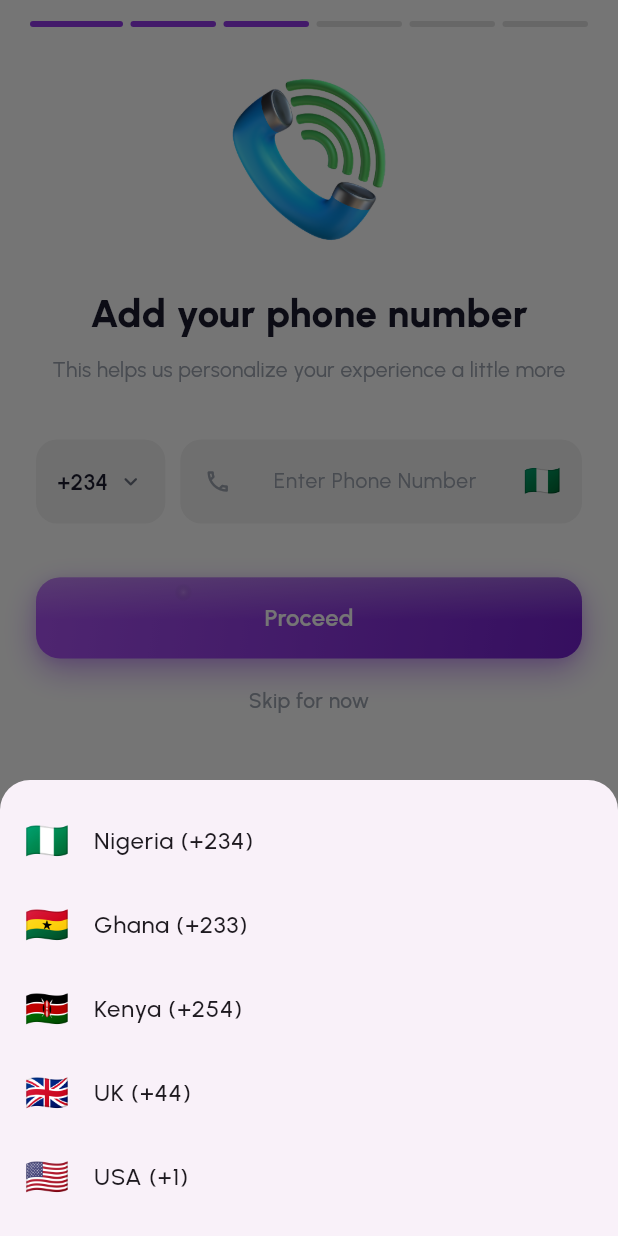
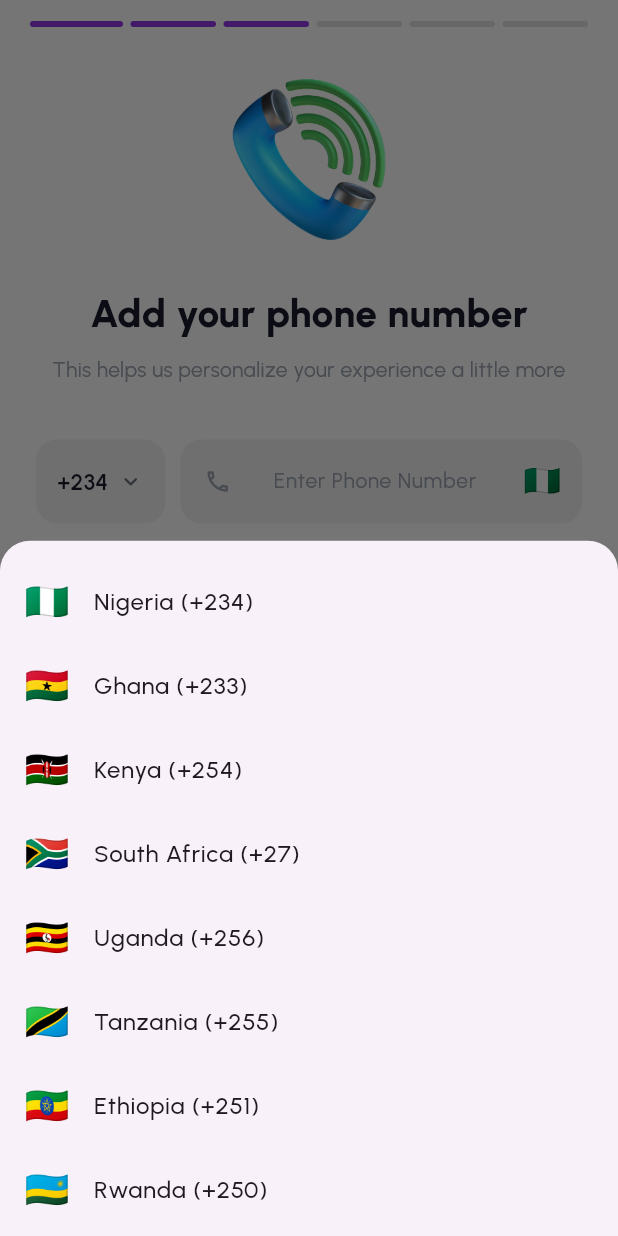
Before and after one commit to officialplanovar/planovar-flutter-mobile-and-web-client, a Flutter app: the PhoneScreen screen opened by its route, after a tap on "+234", on a phone screen of 412 x 824 dp. Run offline on Flutter 3.47's test engine with Material 3 defaults, Android fonts, the phone set to English and light mode, and no system bars; our stand-ins replace app_links, cached_network_image, dio, equatable, flutter_bloc, flutter_secure_storage and 10 more; missing offline and left inert: dart:html, livekit_client; accounts and stored records are empty; network calls fail.

Commit message:
feat(client): country-code picker with many countries on phone entry
Expand the phone screen's dial-code list from 5 to ~40 countries via a shared
kDialCodes list, so users abroad can register.

```diff
--- a/lib/features/auth/screens/phone_screen.dart
+++ b/lib/features/auth/screens/phone_screen.dart
@@ -7,6 +7,7 @@ import '../../../core/theme/app_colors.dart';
 import '../../../shared/widgets/auth_illustration.dart';
 import '../../../shared/widgets/auth_step_bar.dart';
 import '../../../shared/widgets/glossy_button.dart';
+import '../../../shared/data/dial_codes.dart';
 import '../data/auth_repository.dart';
 
 class PhoneScreen extends StatefulWidget {
@@ -39,13 +40,7 @@ class _PhoneScreenState extends State<PhoneScreen> {
     }
   }
 
-  static const _dialCodes = [
-    (code: '+234', flag: '🇳🇬', label: 'Nigeria'),
-    (code: '+233', flag: '🇬🇭', label: 'Ghana'),
-    (code: '+254', flag: '🇰🇪', label: 'Kenya'),
-    (code: '+44', flag: '🇬🇧', label: 'UK'),
-    (code: '+1', flag: '🇺🇸', label: 'USA'),
-  ];
+  static const _dialCodes = kDialCodes;
 
   String _dialCode = '+234';
   String _flagEmoji = '🇳🇬';
--- /dev/null
+++ b/lib/shared/data/dial_codes.dart
@@ -0,0 +1,45 @@
+/// International dialing codes for the phone-number pickers. Nigeria first
+/// (the default region); a broad set so users abroad can register too.
+typedef DialCode = ({String code, String flag, String label});
+
+const List<DialCode> kDialCodes = [
+  (code: '+234', flag: '🇳🇬', label: 'Nigeria'),
+  (code: '+233', flag: '🇬🇭', label: 'Ghana'),
+  (code: '+254', flag: '🇰🇪', label: 'Kenya'),
+  (code: '+27', flag: '🇿🇦', label: 'South Africa'),
+  (code: '+256', flag: '🇺🇬', label: 'Uganda'),
+  (code: '+255', flag: '🇹🇿', label: 'Tanzania'),
+  (code: '+251', flag: '🇪🇹', label: 'Ethiopia'),
+  (code: '+250', flag: '🇷🇼', label: 'Rwanda'),
+  (code: '+237', flag: '🇨🇲', label: 'Cameroon'),
+  (code: '+225', flag: '🇨🇮', label: "Côte d'Ivoire"),
+  (code: '+221', flag: '🇸🇳', label: 'Senegal'),
+  (code: '+20', flag: '🇪🇬', label: 'Egypt'),
+  (code: '+212', flag: '🇲🇦', label: 'Morocco'),
+  (code: '+1', flag: '🇺🇸', label: 'United States'),
+  (code: '+1', flag: '🇨🇦', label: 'Canada'),
+  (code: '+44', flag: '🇬🇧', label: 'United Kingdom'),
+  (code: '+353', flag: '🇮🇪', label: 'Ireland'),
+  (code: '+33', flag: '🇫🇷', label: 'France'),
+  (code: '+49', flag: '🇩🇪', label: 'Germany'),
+  (code: '+39', flag: '🇮🇹', label: 'Italy'),
+  (code: '+34', flag: '🇪🇸', label: 'Spain'),
+  (code: '+31', flag: '🇳🇱', label: 'Netherlands'),
+  (code: '+41', flag: '🇨🇭', label: 'Switzerland'),
+  (code: '+46', flag: '🇸🇪', label: 'Sweden'),
+  (code: '+47', flag: '🇳🇴', label: 'Norway'),
+  (code: '+351', flag: '🇵🇹', label: 'Portugal'),
+  (code: '+971', flag: '🇦🇪', label: 'UAE'),
+  (code: '+966', flag: '🇸🇦', label: 'Saudi Arabia'),
+  (code: '+91', flag: '🇮🇳', label: 'India'),
+  (code: '+92', flag: '🇵🇰', label: 'Pakistan'),
+  (code: '+86', flag: '🇨🇳', label: 'China'),
+  (code: '+81', flag: '🇯🇵', label: 'Japan'),
+  (code: '+82', flag: '🇰🇷', label: 'South Korea'),
+  (code: '+65', flag: '🇸🇬', label: 'Singapore'),
+  (code: '+60', flag: '🇲🇾', label: 'Malaysia'),
+  (code: '+61', flag: '🇦🇺', label: 'Australia'),
+  (code: '+64', flag: '🇳🇿', label: 'New Zealand'),
+  (code: '+55', flag: '🇧🇷', label: 'Brazil'),
+  (code: '+52', flag: '🇲🇽', label: 'Mexico'),
+];
```
